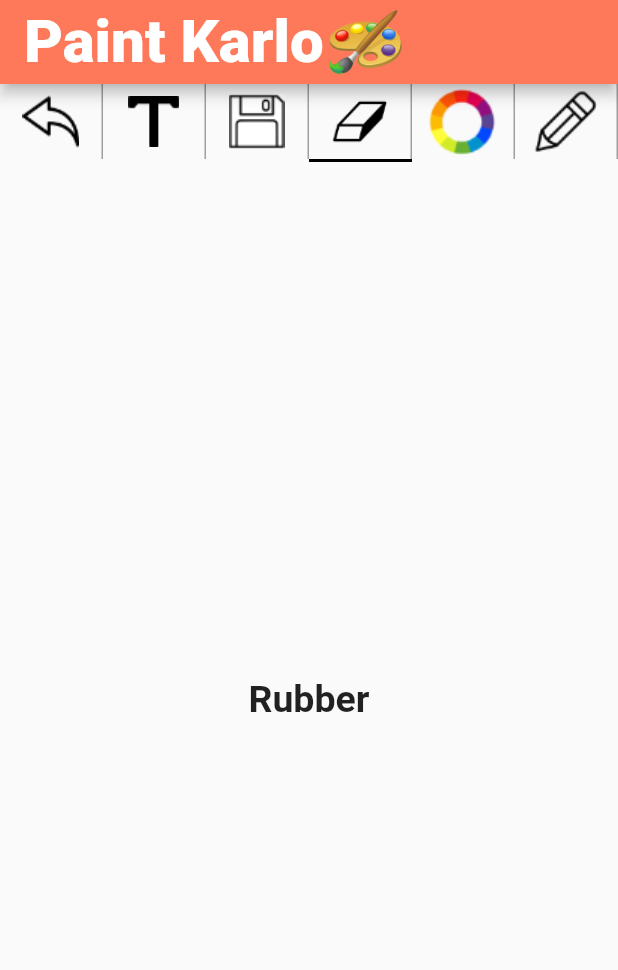
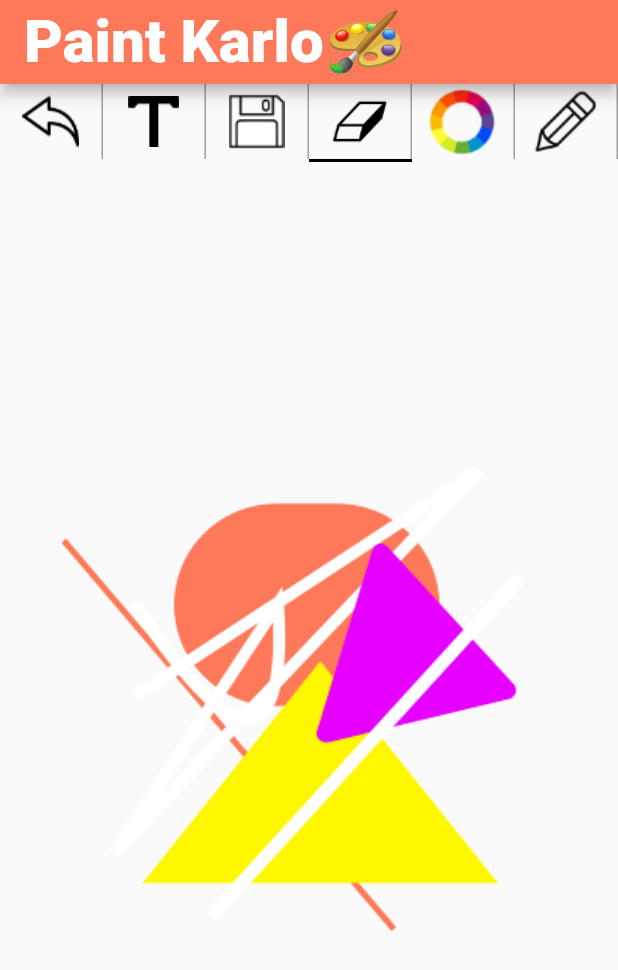
Before and after one commit to sohailokzz/paint_app, a Flutter app: the HomeView screen opened directly, tab 4 chosen, on a phone screen of 412 x 824 dp. Shown: the top 970 px of the screen. Run offline on Flutter 3.47's test engine with Material 2 defaults, Android fonts, the phone set to English and light mode, and no system bars; our stand-ins replace flutter_colorpicker, google_fonts.

Commit message:
Color pickers and other screen added

```diff
--- a/lib/views/home_view.dart
+++ b/lib/views/home_view.dart
@@ -1,4 +1,9 @@
 import 'package:flutter/material.dart';
+import 'package:paint_app/views/paint_picker_view.dart';
+import 'package:paint_app/views/pencil_paint.dart';
+import 'package:paint_app/views/rubber_view.dart';
+import 'package:paint_app/views/text_view.dart';
+import 'package:paint_app/views/undo_view.dart';
 
 import '../constants.dart';
 
@@ -67,24 +72,8 @@ class _HomeViewState extends State<HomeView>
             child: TabBarView(
               controller: _tabController,
               children: const [
-                Center(
-                  child: Text(
-                    'Undo',
-                    style: TextStyle(
-                      fontSize: 25,
-                      fontWeight: FontWeight.w600,
-                    ),
-                  ),
-                ),
-                Center(
-                  child: Text(
-                    'Text',
-                    style: TextStyle(
-                      fontSize: 25,
-                      fontWeight: FontWeight.w600,
-                    ),
-                  ),
-                ),
+                UndoView(),
+                TextView(),
                 Center(
                   child: Text(
                     'Save',
@@ -94,33 +83,9 @@ class _HomeViewState extends State<HomeView>
                     ),
                   ),
                 ),
-                Center(
-                  child: Text(
-                    'Rubber',
-                    style: TextStyle(
-                      fontSize: 25,
-                      fontWeight: FontWeight.w600,
-                    ),
-                  ),
-                ),
-                Center(
-                  child: Text(
-                    'Paint Wheel',
-                    style: TextStyle(
-                      fontSize: 25,
-                      fontWeight: FontWeight.w600,
-                    ),
-                  ),
-                ),
-                Center(
-                  child: Text(
-                    'Pensil',
-                    style: TextStyle(
-                      fontSize: 25,
-                      fontWeight: FontWeight.w600,
-                    ),
-                  ),
-                ),
+                RubberView(),
+                PaintPickerView(),
+                PencilView(),
               ],
             ),
           ),
--- /dev/null
+++ b/lib/views/rubber_view.dart
@@ -0,0 +1,14 @@
+import 'package:flutter/material.dart';
+
+class RubberView extends StatelessWidget {
+  const RubberView({Key? key}) : super(key: key);
+
+  @override
+  Widget build(BuildContext context) {
+    return Center(
+      child: Image.asset(
+        "assets/images/rubberscreen.png",
+      ),
+    );
+  }
+}
--- a/pubspec.yaml
+++ b/pubspec.yaml
@@ -16,6 +16,7 @@ dependencies:
 
   cupertino_icons: ^1.0.2
   google_fonts: ^3.0.1
+  flutter_colorpicker: ^1.0.3
 
 dev_dependencies:
   flutter_test:
```
Also changed, not shown: lib/views/paint_picker_view.dart (added, +78 -0 lines), lib/views/pencil_paint.dart (added, +12 -0 lines), lib/views/text_view.dart (added, +18 -0 lines), lib/views/undo_view.dart (added, +14 -0 lines), assets/images/pencilpaint.png (added), assets/images/rubberscreen.png (added), pubspec.lock, 53 other files.
